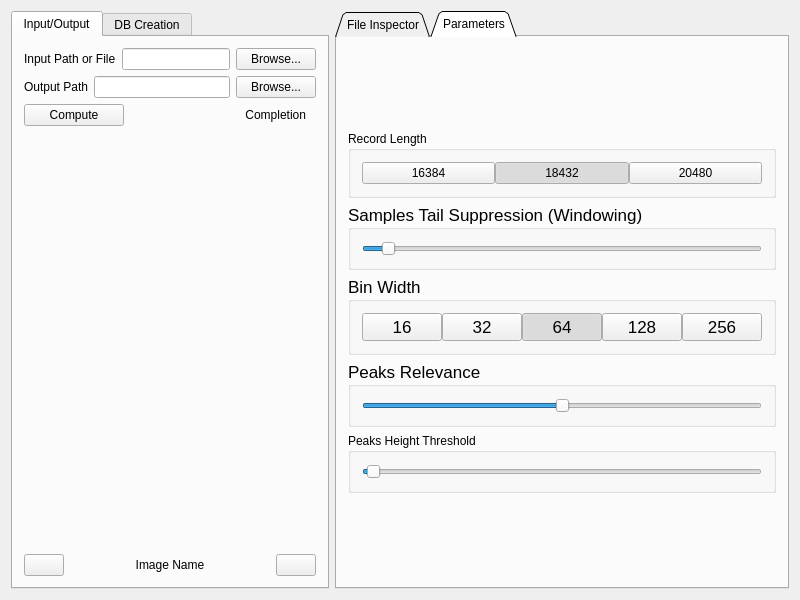
Old version of the form GUI/Resources/audioRecMain.ui in the repository DottD/audioRec.
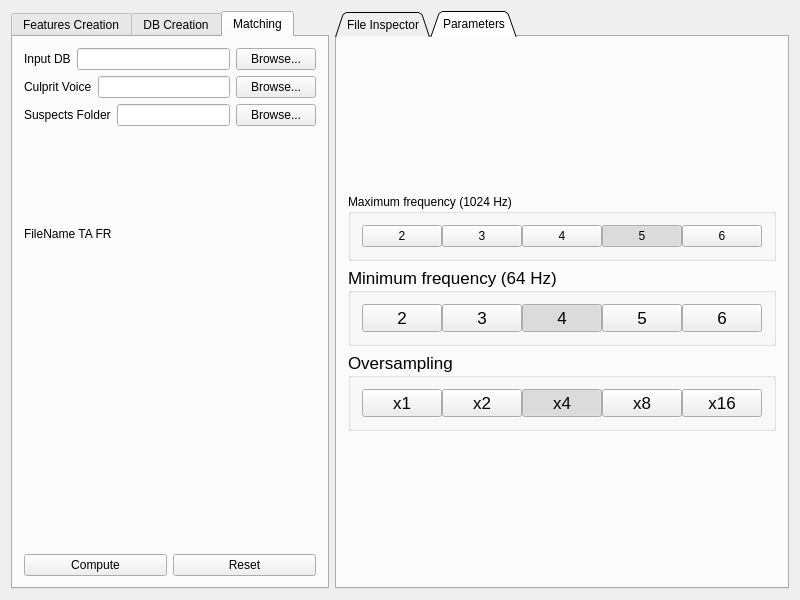
New version of the form. Icons and pictures are not drawn. Custom widgets are drawn as their Qt base class.

The edit to the form file:
```diff
--- a/GUI/Resources/audioRecMain.ui
+++ b/GUI/Resources/audioRecMain.ui
@@ -174,7 +174,7 @@
         </spacer>
        </item>
        <item>
-        <widget class="QGroupBox" name="GroupBoxRecLength">
+        <widget class="QGroupBox" name="GroupBoxMaxFreq">
          <property name="sizePolicy">
           <sizepolicy hsizetype="Preferred" vsizetype="Maximum">
            <horstretch>0</horstretch>
@@ -182,7 +182,7 @@
           </sizepolicy>
          </property>
          <property name="title">
-          <string>Record Length</string>
+          <string>Maximum frequency (1024 Hz)</string>
          </property>
          <property name="flat">
           <bool>true</bool>
@@ -192,7 +192,7 @@
            <number>0</number>
           </property>
           <item>
-           <widget class="QPushButton" name="ButtonRecLength2">
+           <widget class="QPushButton" name="ButtonMaxFreq2">
             <property name="sizePolicy">
              <sizepolicy hsizetype="Expanding" vsizetype="Fixed">
               <horstretch>0</horstretch>
@@ -200,7 +200,7 @@
              </sizepolicy>
             </property>
             <property name="text">
-             <string>16384</string>
+             <string>2</string>
             </property>
             <property name="checkable">
              <bool>true</bool>
@@ -209,12 +209,12 @@
              <bool>true</bool>
             </property>
             <attribute name="buttonGroup">
-             <string notr="true">ButtonGroupRecLength</string>
+             <string notr="true">ButtonGroupMaxFreq</string>
             </attribute>
            </widget>
           </item>
           <item>
-           <widget class="QPushButton" name="ButtonRecLength3">
+           <widget class="QPushButton" name="ButtonMaxFreq2_2">
             <property name="sizePolicy">
              <sizepolicy hsizetype="Expanding" vsizetype="Fixed">
               <horstretch>0</horstretch>
@@ -222,24 +222,68 @@
              </sizepolicy>
             </property>
             <property name="text">
-             <string>18432</string>
+             <string>3</string>
             </property>
             <property name="checkable">
              <bool>true</bool>
             </property>
+            <property name="autoExclusive">
+             <bool>true</bool>
+            </property>
+           </widget>
+          </item>
+          <item>
+           <widget class="QPushButton" name="ButtonMaxFreq3">
+            <property name="sizePolicy">
+             <sizepolicy hsizetype="Expanding" vsizetype="Fixed">
+              <horstretch>0</horstretch>
+              <verstretch>0</verstretch>
+             </sizepolicy>
+            </property>
+            <property name="text">
+             <string>4</string>
+            </property>
+            <property name="checkable">
+             <bool>true</bool>
+            </property>
             <property name="checked">
+             <bool>false</bool>
+            </property>
+            <property name="autoExclusive">
              <bool>true</bool>
             </property>
+            <attribute name="buttonGroup">
+             <string notr="true">ButtonGroupMaxFreq</string>
+            </attribute>
+           </widget>
+          </item>
+          <item>
+           <widget class="QPushButton" name="ButtonMaxFreq4">
+            <property name="sizePolicy">
+             <sizepolicy hsizetype="Expanding" vsizetype="Fixed">
+              <horstretch>0</horstretch>
+              <verstretch>0</verstretch>
+             </sizepolicy>
+            </property>
+            <property name="text">
+             <string>5</string>
+            </property>
+            <property name="checkable">
+             <bool>true</bool>
+            </property>
+            <property name="checked">
+             <bool>true</bool>
+            </property>
             <property name="autoExclusive">
              <bool>true</bool>
             </property>
             <attribute name="buttonGroup">
-             <string notr="true">ButtonGroupRecLength</string>
+             <string notr="true">ButtonGroupMaxFreq</string>
             </attribute>
            </widget>
           </item>
           <item>
-           <widget class="QPushButton" name="ButtonRecLength1">
+           <widget class="QPushButton" name="ButtonMaxFreq1">
             <property name="sizePolicy">
              <sizepolicy hsizetype="Expanding" vsizetype="Fixed">
               <horstretch>0</horstretch>
@@ -247,7 +291,7 @@
              </sizepolicy>
             </property>
             <property name="text">
-             <string>20480</string>
+             <string>6</string>
             </property>
             <property name="checkable">
              <bool>true</bool>
@@ -265,7 +309,7 @@
              <bool>false</bool>
             </property>
             <attribute name="buttonGroup">
-             <string notr="true">ButtonGroupRecLength</string>
+             <string notr="true">ButtonGroupMaxFreq</string>
             </attribute>
            </widget>
           </item>
@@ -273,7 +317,7 @@
         </widget>
        </item>
        <item>
-        <widget class="QGroupBox" name="GroupBoxTailSuppression">
+        <widget class="QGroupBox" name="GroupBoxMinFreq">
          <property name="sizePolicy">
           <sizepolicy hsizetype="Preferred" vsizetype="Maximum">
            <horstretch>0</horstretch>
@@ -286,33 +330,145 @@
           </font>
          </property>
          <property name="title">
-          <string>Samples Tail Suppression (Windowing)</string>
+          <string>Minimum frequency (64 Hz)</string>
          </property>
-         <layout class="QVBoxLayout" name="verticalLayout_6">
+         <layout class="QHBoxLayout" name="horizontalLayout_4">
+          <property name="spacing">
+           <number>0</number>
+          </property>
           <item>
-           <widget class="QSlider" name="SliderParTailSuppression">
+           <widget class="QPushButton" name="ButtonMinFreq1">
             <property name="sizePolicy">
-             <sizepolicy hsizetype="Expanding" vsizetype="Maximum">
+             <sizepolicy hsizetype="Expanding" vsizetype="Fixed">
               <horstretch>0</horstretch>
               <verstretch>0</verstretch>
              </sizepolicy>
             </property>
-            <property name="maximum">
-             <number>1000</number>
+            <property name="text">
+             <string>2</string>
             </property>
-            <property name="value">
-             <number>50</number>
+            <property name="checkable">
+             <bool>true</bool>
             </property>
-            <property name="orientation">
-             <enum>Qt::Horizontal</enum>
+            <property name="autoExclusive">
+             <bool>true</bool>
             </property>
+            <property name="autoDefault">
+             <bool>false</bool>
+            </property>
+            <property name="default">
+             <bool>false</bool>
+            </property>
+            <property name="flat">
+             <bool>false</bool>
+            </property>
+            <attribute name="buttonGroup">
+             <string notr="true">ButtonGroupMinFreq</string>
+            </attribute>
            </widget>
           </item>
+          <item>
+           <widget class="QPushButton" name="ButtonMinFreq2">
+            <property name="sizePolicy">
+             <sizepolicy hsizetype="Expanding" vsizetype="Fixed">
+              <horstretch>0</horstretch>
+              <verstretch>0</verstretch>
+             </sizepolicy>
+            </property>
+            <property name="text">
+             <string>3</string>
+            </property>
+            <property name="checkable">
+             <bool>true</bool>
+            </property>
+            <property name="autoExclusive">
+             <bool>true</bool>
+            </property>
+            <attribute name="buttonGroup">
+             <string notr="true">ButtonGroupMinFreq</string>
+            </attribute>
+           </widget>
+          </item>
+          <item>
+           <widget class="QPushButton" name="ButtonMinFreq3">
+            <property name="sizePolicy">
+             <sizepolicy hsizetype="Expanding" vsizetype="Fixed">
+              <horstretch>0</horstretch>
+              <verstretch>0</verstretch>
+             </sizepolicy>
+            </property>
+            <property name="text">
+             <string>4</string>
+            </property>
+            <property name="checkable">
+             <bool>true</bool>
+            </property>
+            <property name="checked">
+             <bool>true</bool>
+            </property>
+            <property name="autoExclusive">
+             <bool>true</bool>
+            </property>
+            <attribute name="buttonGroup">
+             <string notr="true">ButtonGroupMinFreq</string>
+            </attribute>
+           </widget>
+          </item>
+          <item>
+           <widget class="QPushButton" name="ButtonMinFreq4">
+            <property name="sizePolicy">
+             <sizepolicy hsizetype="Expanding" vsizetype="Fixed">
+              <horstretch>0</horstretch>
+              <verstretch>0</verstretch>
+             </sizepolicy>
+            </property>
+            <property name="text">
+             <string>5</string>
+            </property>
+            <property name="checkable">
+             <bool>true</bool>
+            </property>
+            <property name="checked">
+             <bool>false</bool>
+            </property>
+            <property name="autoExclusive">
+             <bool>true</bool>
+            </property>
+            <attribute name="buttonGroup">
+             <string notr="true">ButtonGroupMinFreq</string>
+            </attribute>
+           </widget>
+          </item>
+          <item>
+           <widget class="QPushButton" name="ButtonMinFreq4_2">
+            <property name="sizePolicy">
+             <sizepolicy hsizetype="Expanding" vsizetype="Fixed">
+              <horstretch>0</horstretch>
+              <verstretch>0</verstretch>
+             </sizepolicy>
+            </property>
+            <property name="text">
+             <string>6</string>
+            </property>
+            <property name="checkable">
+             <bool>true</bool>
+            </property>
+            <property name="checked">
+             <bool>false</bool>
+            </property>
+            <property name="autoExclusive">
+             <bool>true</bool>
+            </property>
+            <attribute name="buttonGroup">
+             <string notr="true">ButtonGroupMinFreq</string>
+            </attribute>
+           </widget>
+          </item>
          </layout>
         </widget>
        </item>
        <item>
-        <widget class="QGroupBox" name="GroupBoxBinWidth">
+        <widget class="QGroupBox" name="GroupBoxOversampling">
          <property name="sizePolicy">
           <sizepolicy hsizetype="Preferred" vsizetype="Maximum">
            <horstretch>0</horstretch>
@@ -325,14 +481,14 @@
           </font>
          </property>
          <property name="title">
-          <string>Bin Width</string>
+          <string>Oversampling</string>
          </property>
          <layout class="QHBoxLayout" name="horizontalLayout_3">
           <property name="spacing">
            <number>0</number>
           </property>
           <item>
-           <widget class="QPushButton" name="ButtonBinWidth1">
+           <widget class="QPushButton" name="ButtonOversampling1">
             <property name="sizePolicy">
              <sizepolicy hsizetype="Expanding" vsizetype="Fixed">
               <horstretch>0</horstretch>
@@ -340,7 +496,7 @@
              </sizepolicy>
             </property>
             <property name="text">
-             <string>16</string>
+             <string>x1</string>
             </property>
             <property name="checkable">
              <bool>true</bool>
@@ -349,12 +505,12 @@
              <bool>true</bool>
             </property>
             <attribute name="buttonGroup">
-             <string notr="true">ButtonGroupBinWidth</string>
+             <string notr="true">ButtonGroupOversampling</string>
             </attribute>
            </widget>
           </item>
           <item>
-           <widget class="QPushButton" name="ButtonBinWidth5">
+           <widget class="QPushButton" name="ButtonOversampling2">
             <property name="sizePolicy">
              <sizepolicy hsizetype="Expanding" vsizetype="Fixed">
               <horstretch>0</horstretch>
@@ -362,7 +518,7 @@
              </sizepolicy>
             </property>
             <property name="text">
-             <string>32</string>
+             <string>x2</string>
             </property>
             <property name="checkable">
              <bool>true</bool>
@@ -371,12 +527,12 @@
              <bool>true</bool>
             </property>
             <attribute name="buttonGroup">
-             <string notr="true">ButtonGroupBinWidth</string>
+             <string notr="true">ButtonGroupOversampling</string>
             </attribute>
            </widget>
           </item>
           <item>
-           <widget class="QPushButton" name="ButtonBinWidth4">
+           <widget class="QPushButton" name="ButtonOversampling3">
             <property name="sizePolicy">
              <sizepolicy hsizetype="Expanding" vsizetype="Fixed">
               <horstretch>0</horstretch>
@@ -384,7 +540,7 @@
              </sizepolicy>
             </property>
             <property name="text">
-             <string>64</string>
+             <string>x4</string>
             </property>
             <property name="checkable">
              <bool>true</bool>
@@ -396,12 +552,12 @@
              <bool>true</bool>
             </property>
             <attribute name="buttonGroup">
-             <string notr="true">ButtonGroupBinWidth</string>
+             <string notr="true">ButtonGroupOversampling</string>
             </attribute>
            </widget>
           </item>
           <item>
-           <widget class="QPushButton" name="ButtonBinWidth3">
+           <widget class="QPushButton" name="ButtonOversampling4">
             <property name="sizePolicy">
              <sizepolicy hsizetype="Expanding" vsizetype="Fixed">
               <horstretch>0</horstretch>
@@ -409,7 +565,7 @@
              </sizepolicy>
             </property>
             <property name="text">
-             <string>128</string>
+             <string>x8</string>
             </property>
             <property name="checkable">
              <bool>true</bool>
@@ -418,12 +574,12 @@
              <bool>true</bool>
             </property>
             <attribute name="buttonGroup">
-             <string notr="true">ButtonGroupBinWidth</string>
+             <string notr="true">ButtonGroupOversampling</string>
             </attribute>
            </widget>
           </item>
           <item>
-           <widget class="QPushButton" name="ButtonBinWidth2">
+           <widget class="QPushButton" name="ButtonOversampling5">
             <property name="sizePolicy">
              <sizepolicy hsizetype="Expanding" vsizetype="Fixed">
               <horstretch>0</horstretch>
@@ -431,7 +587,7 @@
              </sizepolicy>
             </property>
             <property name="text">
-             <string>256</string>
+             <string>x16</string>
             </property>
             <property name="checkable">
              <bool>true</bool>
@@ -440,89 +596,13 @@
              <bool>true</bool>
             </property>
             <attribute name="buttonGroup">
-             <string notr="true">ButtonGroupBinWidth</string>
+             <string notr="true">ButtonGroupOversampling</string>
             </attribute>
            </widget>
           </item>
          </layout>
         </widget>
        </item>
-       <item>
-        <widget class="QGroupBox" name="GroupBoxPeaksRelevance">
-         <property name="sizePolicy">
-          <sizepolicy hsizetype="Preferred" vsizetype="Maximum">
-           <horstretch>0</horstretch>
-           <verstretch>0</verstretch>
-          </sizepolicy>
-         </property>
-         <property name="font">
-          <font>
-           <pointsize>13</pointsize>
-          </font>
-         </property>
-         <property name="title">
-          <string>Peaks Relevance</string>
-         </property>
-         <layout class="QVBoxLayout" name="verticalLayout_5">
-          <item>
-           <widget class="QSlider" name="SliderParPeaksRelevance">
-            <property name="sizePolicy">
-             <sizepolicy hsizetype="Expanding" vsizetype="Maximum">
-              <horstretch>0</horstretch>
-              <verstretch>0</verstretch>
-             </sizepolicy>
-            </property>
-            <property name="maximum">
-             <number>1000</number>
-            </property>
-            <property name="value">
-             <number>500</number>
-            </property>
-            <property name="orientation">
-             <enum>Qt::Horizontal</enum>
-            </property>
-            <property name="invertedAppearance">
-             <bool>false</bool>
-            </property>
-            <property name="invertedControls">
-             <bool>false</bool>
-            </property>
-            <property name="tickPosition">
-             <enum>QSlider::NoTicks</enum>
-            </property>
-           </widget>
-          </item>
-         </layout>
-        </widget>
-       </item>
-       <item>
-        <widget class="QGroupBox" name="GroupBoxPeakHeightThreshold">
-         <property name="sizePolicy">
-          <sizepolicy hsizetype="Preferred" vsizetype="Minimum">
-           <horstretch>0</horstretch>
-           <verstretch>0</verstretch>
-          </sizepolicy>
-         </property>
-         <property name="title">
-          <string>Peaks Height Threshold</string>
-         </property>
-         <layout class="QGridLayout" name="gridLayout_2">
-          <item row="0" column="0">
-           <widget class="QSlider" name="SliderPeakHeightThreshold">
-            <property name="maximum">
-             <number>1000</number>
-            </property>
-            <property name="value">
-             <number>10</number>
-            </property>
-            <property name="orientation">
-             <enum>Qt::Horizontal</enum>
-            </property>
-           </widget>
-          </item>
-         </layout>
-        </widget>
-       </item>
        <item>
         <spacer name="verticalSpacer">
          <property name="orientation">
@@ -542,12 +622,15 @@
    </item>
    <item row="0" column="0">
     <widget class="QTabWidget" name="tabWidget">
+     <property name="tabShape">
+      <enum>QTabWidget::Rounded</enum>
+     </property>
      <property name="currentIndex">
-      <number>0</number>
+      <number>2</number>
      </property>
      <widget class="QWidget" name="TabIO">
       <attribute name="title">
-       <string>Input/Output</string>
+       <string>Features Creation</string>
       </attribute>
       <layout class="QVBoxLayout" name="verticalLayout_2">
        <item>
@@ -692,22 +775,46 @@
       </attribute>
       <layout class="QVBoxLayout" name="verticalLayout_3">
        <item>
-        <layout class="QHBoxLayout" name="HorInputDB">
+        <layout class="QHBoxLayout" name="HorIntraDB">
          <property name="sizeConstraint">
           <enum>QLayout::SetFixedSize</enum>
          </property>
          <item>
-          <widget class="QLabel" name="LabelInputDB">
+          <widget class="QLabel" name="LabelIntraDB">
            <property name="text">
-            <string>Input Path</string>
+            <string>Intra-voice features</string>
            </property>
           </widget>
          </item>
          <item>
-          <widget class="Ui::LineEditDropReceiver" name="LineEditInputDB"/>
+          <widget class="Ui::LineEditDropReceiver" name="LineEditIntraDB"/>
          </item>
          <item>
-          <widget class="QPushButton" name="ButtonInputBrowseDB">
+          <widget class="QPushButton" name="ButtonIntraBrowseDB">
+           <property name="text">
+            <string>Browse...</string>
+           </property>
+          </widget>
+         </item>
+        </layout>
+       </item>
+       <item>
+        <layout class="QHBoxLayout" name="HorExtraDB">
+         <property name="sizeConstraint">
+          <enum>QLayout::SetFixedSize</enum>
+         </property>
+         <item>
+          <widget class="QLabel" name="LabelExtraDB">
+           <property name="text">
+            <string>Extra-voice features</string>
+           </property>
+          </widget>
+         </item>
+         <item>
+          <widget class="Ui::LineEditDropReceiver" name="LineEditExtraDB"/>
+         </item>
+         <item>
+          <widget class="QPushButton" name="ButtonExtraBrowseDB">
            <property name="text">
             <string>Browse...</string>
            </property>
@@ -723,7 +830,7 @@
         </widget>
        </item>
        <item>
-        <widget class="QChartView" name="BarSetDB" native="true">
+        <widget class="Ui::DatabaseChart" name="BarSetDB" native="true">
          <property name="sizePolicy">
           <sizepolicy hsizetype="Expanding" vsizetype="Expanding">
            <horstretch>0</horstretch>
@@ -752,6 +859,132 @@
        </item>
       </layout>
      </widget>
+     <widget class="QWidget" name="TabMatching">
+      <attribute name="title">
+       <string>Matching</string>
+      </attribute>
+      <layout class="QGridLayout" name="gridLayout_3">
+       <item row="2" column="0">
+        <layout class="QHBoxLayout" name="HorSuspectsFolder">
+         <property name="sizeConstraint">
+          <enum>QLayout::SetFixedSize</enum>
+         </property>
+         <item>
+          <widget class="QLabel" name="LabelSuspects">
+           <property name="text">
+            <string>Suspects Folder</string>
+           </property>
+          </widget>
+         </item>
+         <item>
+          <widget class="Ui::LineEditDropReceiver" name="LineEditSuspects"/>
+         </item>
+         <item>
+          <widget class="QPushButton" name="ButtonBrowseSuspects">
+           <property name="text">
+            <string>Browse...</string>
+           </property>
+          </widget>
+         </item>
+        </layout>
+       </item>
+       <item row="4" column="0">
+        <widget class="Ui::DatabaseChart" name="BarPlotSuspects" native="true">
+         <property name="sizePolicy">
+          <sizepolicy hsizetype="Expanding" vsizetype="Expanding">
+           <horstretch>0</horstretch>
+           <verstretch>0</verstretch>
+          </sizepolicy>
+         </property>
+        </widget>
+       </item>
+       <item row="5" column="0">
+        <layout class="QHBoxLayout" name="HorMatching">
+         <item>
+          <widget class="QPushButton" name="ButtonStartMatching">
+           <property name="text">
+            <string>Compute</string>
+           </property>
+          </widget>
+         </item>
+         <item>
+          <widget class="QPushButton" name="ButtonResetMatching">
+           <property name="text">
+            <string>Reset</string>
+           </property>
+          </widget>
+         </item>
+        </layout>
+       </item>
+       <item row="0" column="0">
+        <layout class="QHBoxLayout" name="HorInputDB_2">
+         <property name="sizeConstraint">
+          <enum>QLayout::SetFixedSize</enum>
+         </property>
+         <item>
+          <widget class="QLabel" name="LabelDB">
+           <property name="text">
+            <string>Input DB</string>
+           </property>
+          </widget>
+         </item>
+         <item>
+          <widget class="Ui::LineEditDropReceiver" name="LineEditDB"/>
+         </item>
+         <item>
+          <widget class="QPushButton" name="ButtonBrowseDB">
+           <property name="text">
+            <string>Browse...</string>
+           </property>
+          </widget>
+         </item>
+        </layout>
+       </item>
+       <item row="1" column="0">
+        <layout class="QHBoxLayout" name="HorCulprit">
+         <property name="sizeConstraint">
+          <enum>QLayout::SetFixedSize</enum>
+         </property>
+         <item>
+          <widget class="QLabel" name="LabelCulprit">
+           <property name="text">
+            <string>Culprit Voice</string>
+           </property>
+          </widget>
+         </item>
+         <item>
+          <widget class="Ui::LineEditDropReceiver" name="LineEditCulprit"/>
+         </item>
+         <item>
+          <widget class="QPushButton" name="ButtonBrowseCulprit">
+           <property name="text">
+            <string>Browse...</string>
+           </property>
+          </widget>
+         </item>
+        </layout>
+       </item>
+       <item row="3" column="0">
+        <widget class="QLabel" name="TableMatchingResults">
+         <property name="sizePolicy">
+          <sizepolicy hsizetype="Preferred" vsizetype="Expanding">
+           <horstretch>0</horstretch>
+           <verstretch>0</verstretch>
+          </sizepolicy>
+         </property>
+         <property name="text">
+          <string>FileName   TA   FR</string>
+         </property>
+         <property name="textFormat">
+          <enum>Qt::RichText</enum>
+         </property>
+         <property name="wordWrap">
+          <bool>true</bool>
+         </property>
+        </widget>
+       </item>
+      </layout>
+     </widget>
     </widget>
    </item>
   </layout>
@@ -781,16 +1014,17 @@
    <header location="global">Headers/ImageSlide.hpp</header>
   </customwidget>
   <customwidget>
-   <class>QChartView</class>
+   <class>Ui::DatabaseChart</class>
    <extends>QWidget</extends>
-   <header location="global">QtCharts</header>
+   <header location="global">Headers/DatabaseChart.hpp</header>
    <container>1</container>
   </customwidget>
  </customwidgets>
  <resources/>
  <connections/>
  <buttongroups>
-  <buttongroup name="ButtonGroupBinWidth"/>
-  <buttongroup name="ButtonGroupRecLength"/>
+  <buttongroup name="ButtonGroupOversampling"/>
+  <buttongroup name="ButtonGroupMaxFreq"/>
+  <buttongroup name="ButtonGroupMinFreq"/>
  </buttongroups>
 </ui>
```
